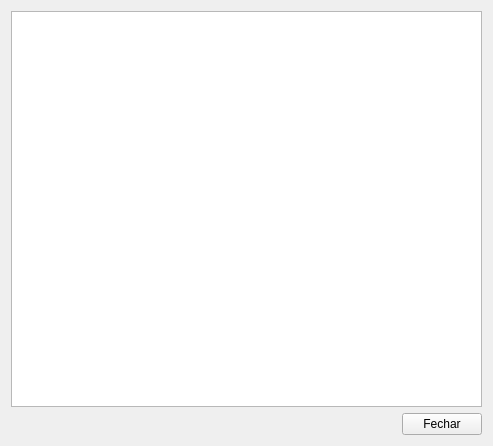
The window that IDE/WIDE/View/AnalysisWindow.ui (JoseZancanaro/Compiladores) describes before a commit, drawn with Qt 5.
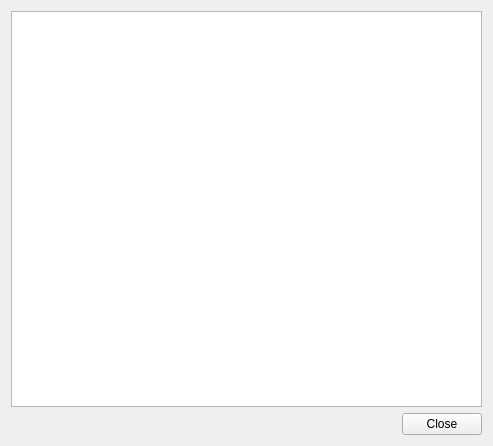
The same window after the commit.

Patch:
```diff
--- a/IDE/WIDE/View/AnalysisWindow.ui
+++ b/IDE/WIDE/View/AnalysisWindow.ui
@@ -37,7 +37,7 @@
        <item>
         <widget class="QPushButton" name="btnClose">
          <property name="text">
-          <string>Fechar</string>
+          <string>Close</string>
          </property>
         </widget>
        </item>
```
Left out of the diff: 2 changed lines with no effect on the pictures.
